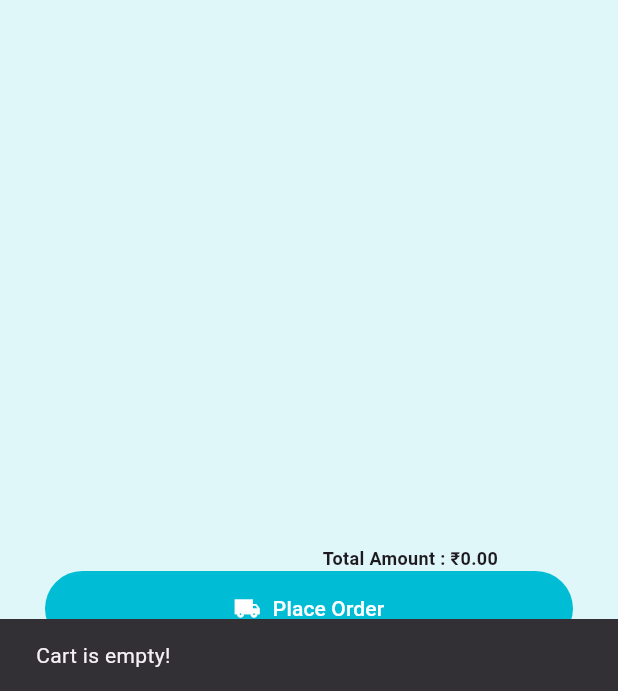
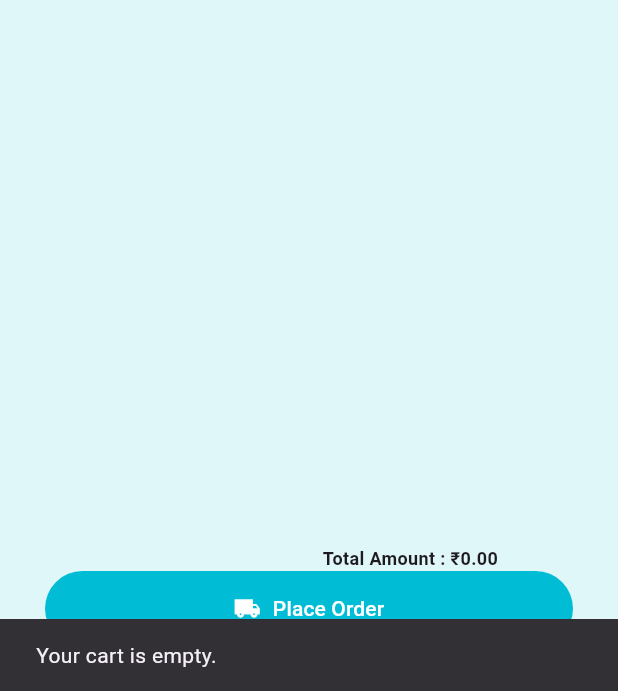
Before and after one commit to vishnuttxminds/Ecart-Flutter, a Flutter app: the CartScreen screen opened by its route, after a tap on "Place Order", on a phone screen of 412 x 824 dp, the part 545-1236 px from its top. Run offline on Flutter 3.47's test engine with Material 3 defaults, Android fonts, the light colour scheme and no system bars; drawn by our look-alikes of showcaseview; our stand-ins replace dio, flutter_riverpod, flutter_slidable, google_fonts, lottie and 2 more; missing offline and left inert: dart:ffi; accounts and stored records are empty; network calls fail.

Commit message:
stirng constant variable class added

```diff
--- a/lib/screens/cart_screen.dart
+++ b/lib/screens/cart_screen.dart
@@ -1,7 +1,9 @@
 import 'dart:ffi';
 
+import 'package:e_cart_flutter/utils/string.dart';
 import 'package:flutter/material.dart';
 import 'package:flutter_riverpod/flutter_riverpod.dart';
+import 'package:google_fonts/google_fonts.dart';
 import 'package:showcaseview/showcaseview.dart';
 
 import '../animation/animation.dart';
@@ -179,9 +181,18 @@ class _CartScreenState extends ConsumerState<CartScreen> {
                             return index == 0 && showShowcase
                                 ? Showcase(
                                     key: _cartItemKey,
-                                    title: 'For Delete',
-                                    description:
-                                        'Slide left to delete an item from the cart.',
+                                    title: AppStrings.forDelete,
+                                    description:AppStrings.slideLeftToDelete,
+                                    titleTextStyle: GoogleFonts.roboto(
+                                      fontSize: 16,
+                                      fontWeight: FontWeight.normal,
+                                      color: Colors.black,
+                                    ),
+                                    descTextStyle: GoogleFonts.roboto(
+                                      fontSize: 14,
+                                      fontWeight: FontWeight.bold,
+                                      color: Colors.black,
+                                    ),
                                     child: itemWidget,
                                   )
                                 : itemWidget;
@@ -206,7 +217,7 @@ class _CartScreenState extends ConsumerState<CartScreen> {
                               mainAxisAlignment: MainAxisAlignment.end,
                               children: [
                                 const Text(
-                                  'Total Amount : ',
+                                  AppStrings.totalAmount,
                                   style: TextStyle(
                                       fontSize: 12,
                                       fontWeight: FontWeight.bold),
@@ -234,7 +245,7 @@ class _CartScreenState extends ConsumerState<CartScreen> {
                               cartTotal.toStringAsFixed(2) == '0.00'
                                   ? ScaffoldMessenger.of(context).showSnackBar(
                                       const SnackBar(
-                                        content: Text('Cart is empty!'),
+                                        content: Text(AppStrings.emptyCart),
                                         duration: Duration(seconds: 2),
                                       ),
                                     )
@@ -246,7 +257,7 @@ class _CartScreenState extends ConsumerState<CartScreen> {
                                     );
                             },
                             icon: const Icon(Icons.local_shipping_sharp),
-                            label: const Text('Place Order'),
+                            label: const Text(AppStrings.placeOrder),
                           ),
                         )
                       ],
--- a/lib/screens/favorites_screen.dart
+++ b/lib/screens/favorites_screen.dart
@@ -4,6 +4,7 @@ import 'package:flutter_riverpod/flutter_riverpod.dart';
 
 import '../providers/favorite_provider.dart';
 import '../utils/sqflite_storage.dart';
+import '../utils/string.dart';
 
 class FavoritesScreen extends ConsumerStatefulWidget {
   const FavoritesScreen({super.key});
@@ -42,7 +43,7 @@ class _FavoritesScreenState extends ConsumerState<FavoritesScreen> {
       body: productListItems.isEmpty
           ? const Center(
               child: Text(
-                'No favorite products found',
+                AppStrings.emptyFavorites,
                 style: TextStyle(fontSize: 16, color: Colors.black54),
               ),
             )
--- a/lib/screens/home_screen.dart
+++ b/lib/screens/home_screen.dart
@@ -1,3 +1,4 @@
+import 'package:e_cart_flutter/utils/string.dart';
 import 'package:flutter/material.dart';
 import 'package:flutter_riverpod/flutter_riverpod.dart';
 import 'package:e_cart_flutter/screens/cart_screen.dart';
@@ -69,7 +70,7 @@ class _HomeScreenState extends ConsumerState<HomeScreen> {
       appBar: AppBar(
         titleSpacing: -2,
         title:
-            const Text('Electronic Cart 2025', style: TextStyle(fontSize: 16)),
+            const Text(AppStrings.appTitle, style: TextStyle(fontSize: 16)),
         leading: Lottie.network(
           'https://lottie.host/b239f9be-2fbf-47b9-9347-4544f7c8a395/Kyn33rsL3W.json',
           width: 30,
--- /dev/null
+++ b/lib/utils/string.dart
@@ -0,0 +1,17 @@
+
+class AppStrings  {
+  static const String appTitle = 'E-Cart 2025';
+  static const String productAddedCart = 'Product added to cart!';
+  static const String addToCart = 'Add to Cart';
+  static const String forDelete = 'For Delete';
+  static const String slideLeftToDelete = 'Slide left to delete an item from the cart.';
+  static const String emptyCart = 'Your cart is empty.';
+  static const String emptyFavorites = 'Your favorites list is empty.';
+  static const String noProductsFound = 'No products found.';
+  static const String productDetails = 'Product Details';
+  static const String totalAmount = 'Total Amount : ';
+  static const String placeOrder = 'Place Order';
+  static const String signOutSuccess = 'Sign Out success!';
+  static const String signOut = 'Sign Out';
+
+}
```
Also changed, not shown: lib/screens/product_deatails_screen.dart (+17 -8 lines), lib/screens/profile_screen.dart (+4 -3 lines).
